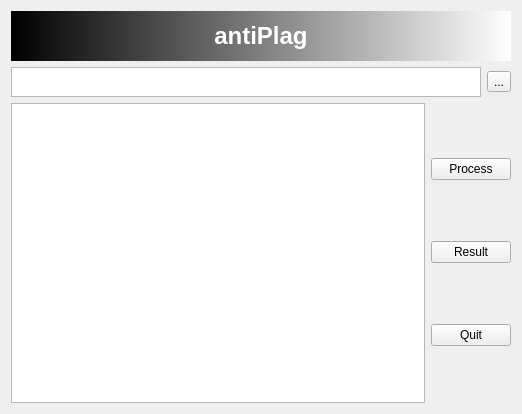
First picture: the form in src/mainwindow.ui, repository Lucinda-Aemilia/antiplag, before the edit.
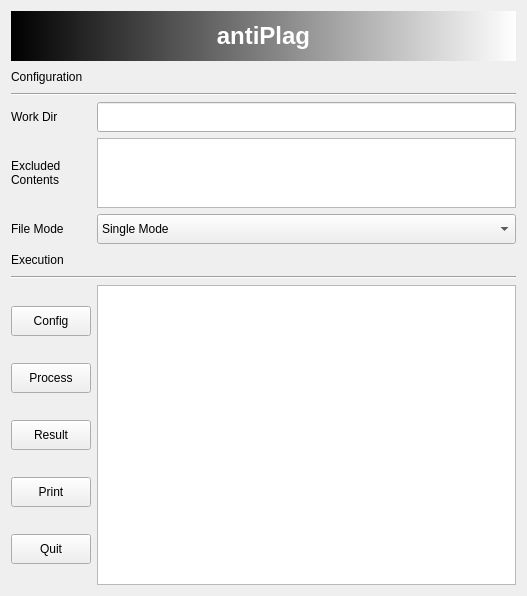
Second picture: the form after the edit.

The edit to the form file:
```diff
--- a/src/mainwindow.ui
+++ b/src/mainwindow.ui
@@ -6,14 +6,14 @@
    <rect>
     <x>0</x>
     <y>0</y>
-    <width>500</width>
-    <height>365</height>
+    <width>527</width>
+    <height>593</height>
    </rect>
   </property>
   <property name="windowTitle">
    <string>antiPlag</string>
   </property>
-  <layout class="QVBoxLayout" name="verticalLayout_2">
+  <layout class="QVBoxLayout" name="verticalLayout_4">
    <item>
     <widget class="QLabel" name="nameLabel">
      <property name="minimumSize">
@@ -33,21 +33,167 @@
     </widget>
    </item>
    <item>
-    <layout class="QHBoxLayout" name="horizontalLayout_2">
+    <layout class="QVBoxLayout" name="verticalLayout_2">
      <item>
-      <widget class="QTextEdit" name="textEdit">
+      <layout class="QHBoxLayout" name="horizontalLayout_2">
+       <item>
+        <widget class="QLabel" name="configLabel">
+         <property name="text">
+          <string>Configuration</string>
+         </property>
+        </widget>
+       </item>
+       <item>
+        <spacer name="horizontalSpacer">
+         <property name="orientation">
+          <enum>Qt::Horizontal</enum>
+         </property>
+         <property name="sizeHint" stdset="0">
+          <size>
+           <width>408</width>
+           <height>20</height>
+          </size>
+         </property>
+        </spacer>
+       </item>
+      </layout>
+     </item>
+     <item>
+      <widget class="Line" name="line">
+       <property name="orientation">
+        <enum>Qt::Horizontal</enum>
+       </property>
+      </widget>
+     </item>
+    </layout>
+   </item>
+   <item>
+    <layout class="QGridLayout" name="gridLayout">
+     <item row="0" column="0">
+      <widget class="QLabel" name="dirLabel">
+       <property name="minimumSize">
+        <size>
+         <width>80</width>
+         <height>0</height>
+        </size>
+       </property>
        <property name="maximumSize">
         <size>
+         <width>80</width>
+         <height>16777215</height>
+        </size>
+       </property>
+       <property name="text">
+        <string>Work Dir</string>
+       </property>
+      </widget>
+     </item>
+     <item row="2" column="1">
+      <widget class="QComboBox" name="comboBox">
+       <property name="minimumSize">
+        <size>
+         <width>0</width>
+         <height>30</height>
+        </size>
+       </property>
+       <property name="maximumSize">
+        <size>
          <width>16777215</width>
          <height>30</height>
         </size>
        </property>
+       <item>
+        <property name="text">
+         <string>Single Mode</string>
+        </property>
+       </item>
+       <item>
+        <property name="text">
+         <string>Multiple(Folder) Mode</string>
+        </property>
+       </item>
       </widget>
      </item>
-     <item>
-      <widget class="QToolButton" name="toolButton">
+     <item row="0" column="1">
+      <widget class="QLineEdit" name="lineEdit">
+       <property name="minimumSize">
+        <size>
+         <width>0</width>
+         <height>30</height>
+        </size>
+       </property>
+       <property name="maximumSize">
+        <size>
+         <width>16777215</width>
+         <height>30</height>
+        </size>
+       </property>
+      </widget>
+     </item>
+     <item row="1" column="0">
+      <widget class="QLabel" name="label">
+       <property name="minimumSize">
+        <size>
+         <width>80</width>
+         <height>0</height>
+        </size>
+       </property>
+       <property name="maximumSize">
+        <size>
+         <width>80</width>
+         <height>16777215</height>
+        </size>
+       </property>
+       <property name="layoutDirection">
+        <enum>Qt::LeftToRight</enum>
+       </property>
        <property name="text">
-        <string>...</string>
+        <string>&lt;html&gt;&lt;head/&gt;&lt;body&gt;&lt;p&gt;Excluded&lt;br/&gt;Contents&lt;/p&gt;&lt;/body&gt;&lt;/html&gt;</string>
+       </property>
+      </widget>
+     </item>
+     <item row="2" column="0">
+      <widget class="QLabel" name="label_2">
+       <property name="text">
+        <string>File Mode</string>
+       </property>
+      </widget>
+     </item>
+     <item row="1" column="1">
+      <widget class="QTextEdit" name="textEdit"/>
+     </item>
+    </layout>
+   </item>
+   <item>
+    <layout class="QVBoxLayout" name="verticalLayout_3">
+     <item>
+      <layout class="QHBoxLayout" name="horizontalLayout_3">
+       <item>
+        <widget class="QLabel" name="configLabel_2">
+         <property name="text">
+          <string>Execution</string>
+         </property>
+        </widget>
+       </item>
+       <item>
+        <spacer name="horizontalSpacer_2">
+         <property name="orientation">
+          <enum>Qt::Horizontal</enum>
+         </property>
+         <property name="sizeHint" stdset="0">
+          <size>
+           <width>408</width>
+           <height>20</height>
+          </size>
+         </property>
+        </spacer>
+       </item>
+      </layout>
+     </item>
+     <item>
+      <widget class="Line" name="line_2">
+       <property name="orientation">
+        <enum>Qt::Horizontal</enum>
        </property>
       </widget>
      </item>
@@ -55,20 +201,44 @@
    </item>
    <item>
     <layout class="QHBoxLayout" name="horizontalLayout">
-     <item>
-      <widget class="QTextBrowser" name="textBrowser">
-       <property name="minimumSize">
-        <size>
-         <width>0</width>
-         <height>300</height>
-        </size>
-       </property>
-      </widget>
-     </item>
      <item>
       <layout class="QVBoxLayout" name="verticalLayout">
+       <item>
+        <widget class="QPushButton" name="configButton">
+         <property name="minimumSize">
+          <size>
+           <width>80</width>
+           <height>30</height>
+          </size>
+         </property>
+         <property name="maximumSize">
+          <size>
+           <width>80</width>
+           <height>30</height>
+          </size>
+         </property>
+         <property name="styleSheet">
+          <string notr="true">font: 10pt &quot;Arial&quot;;</string>
+         </property>
+         <property name="text">
+          <string>Config</string>
+         </property>
+        </widget>
+       </item>
        <item>
         <widget class="QPushButton" name="processButton">
+         <property name="minimumSize">
+          <size>
+           <width>80</width>
+           <height>30</height>
+          </size>
+         </property>
+         <property name="maximumSize">
+          <size>
+           <width>80</width>
+           <height>30</height>
+          </size>
+         </property>
          <property name="styleSheet">
           <string notr="true">font: 10pt &quot;Arial&quot;;</string>
          </property>
@@ -79,6 +249,18 @@
        </item>
        <item>
         <widget class="QPushButton" name="resultButton">
+         <property name="minimumSize">
+          <size>
+           <width>80</width>
+           <height>30</height>
+          </size>
+         </property>
+         <property name="maximumSize">
+          <size>
+           <width>80</width>
+           <height>30</height>
+          </size>
+         </property>
          <property name="styleSheet">
           <string notr="true">font: 10pt &quot;Arial&quot;;</string>
          </property>
@@ -87,8 +269,42 @@
          </property>
         </widget>
        </item>
+       <item>
+        <widget class="QPushButton" name="printButton">
+         <property name="minimumSize">
+          <size>
+           <width>80</width>
+           <height>30</height>
+          </size>
+         </property>
+         <property name="maximumSize">
+          <size>
+           <width>80</width>
+           <height>30</height>
+          </size>
+         </property>
+         <property name="styleSheet">
+          <string notr="true">font: 10pt &quot;Arial&quot;;</string>
+         </property>
+         <property name="text">
+          <string>Print</string>
+         </property>
+        </widget>
+       </item>
        <item>
         <widget class="QPushButton" name="quitButton">
+         <property name="minimumSize">
+          <size>
+           <width>80</width>
+           <height>30</height>
+          </size>
+         </property>
+         <property name="maximumSize">
+          <size>
+           <width>80</width>
+           <height>30</height>
+          </size>
+         </property>
          <property name="styleSheet">
           <string notr="true">font: 10pt &quot;Arial&quot;;</string>
          </property>
@@ -99,6 +315,16 @@
        </item>
       </layout>
      </item>
+     <item>
+      <widget class="QTextBrowser" name="textBrowser">
+       <property name="minimumSize">
+        <size>
+         <width>0</width>
+         <height>300</height>
+        </size>
+       </property>
+      </widget>
+     </item>
     </layout>
    </item>
   </layout>
```
